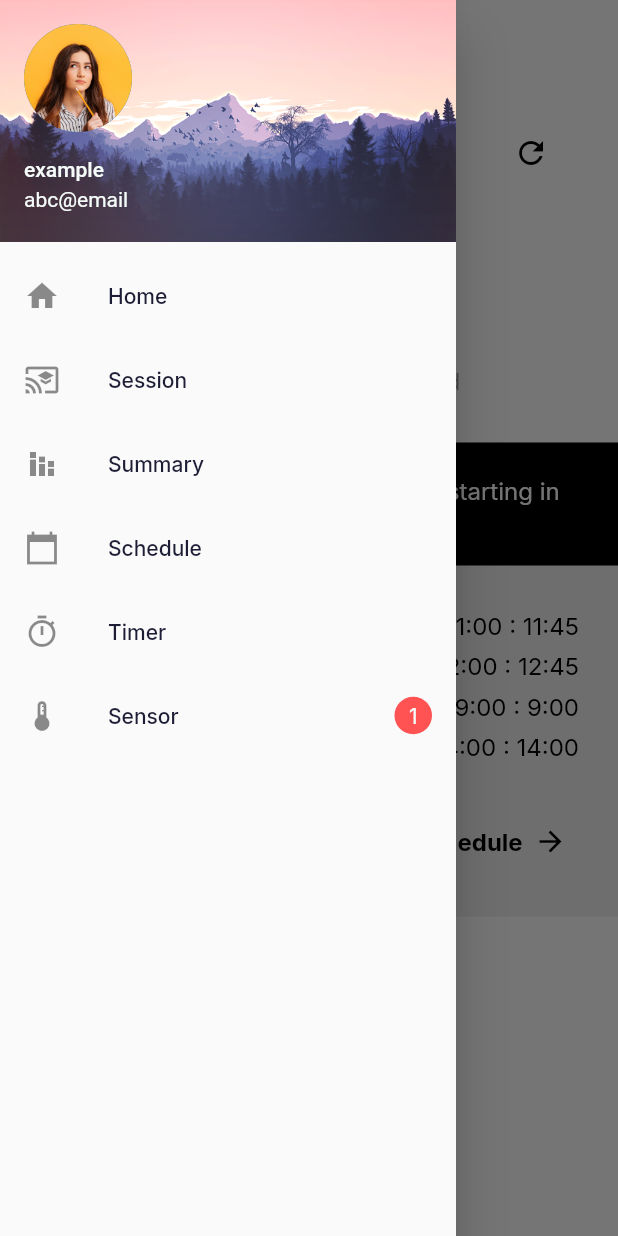
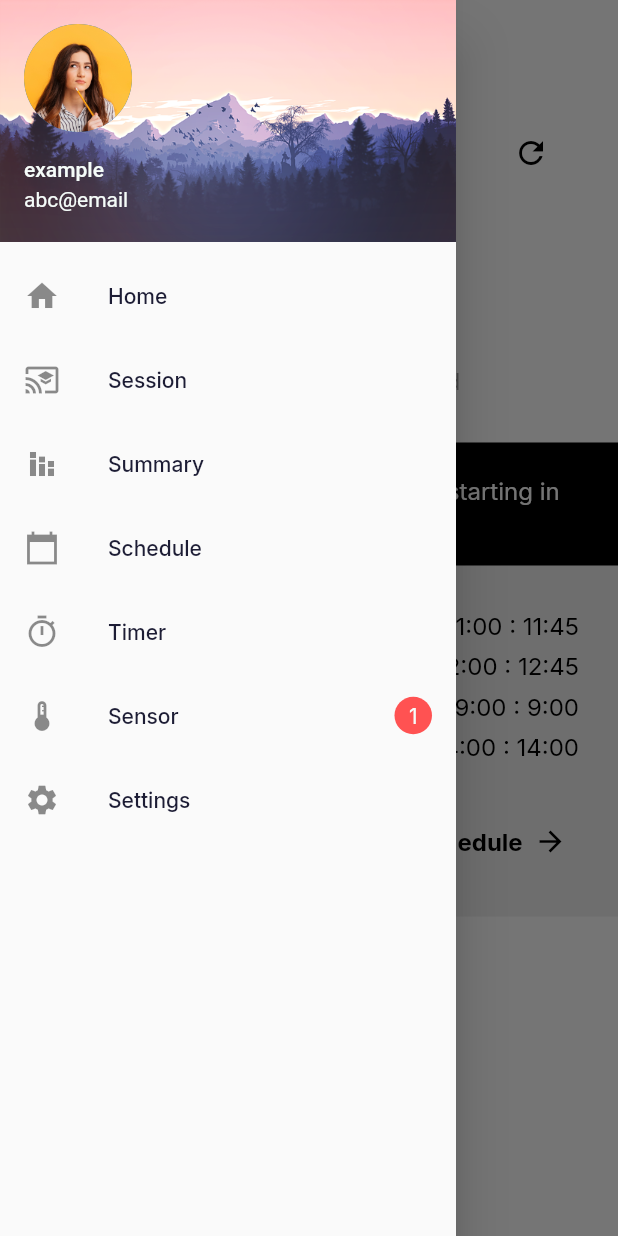
Before and after one commit to khanhdk0000/Study_Space, a Flutter app: the screen it shows after launch, after a tap on the "menu" icon, on a phone screen of 412 x 824 dp. Run offline on Flutter 3.47's test engine with Material 2 defaults, Android fonts, the phone set to English and light mode, and no system bars; our stand-ins replace flutter_svg, flutter_switch, google_fonts.

Commit message:
add settings button

```diff
--- a/lib/Home/view/side_menu.dart
+++ b/lib/Home/view/side_menu.dart
@@ -82,6 +82,16 @@ class SideMenu extends StatelessWidget {
               ),
             ),
           ),
+          ListTile(
+            leading: Icon(Icons.settings),
+            title: Text('Settings'),
+            onTap: () => Navigator.push(
+              context,
+              MaterialPageRoute(
+              builder: (context) => SensorScreen(),
+              ),
+            ),
+          ),
         ],
       ),
     );
```
